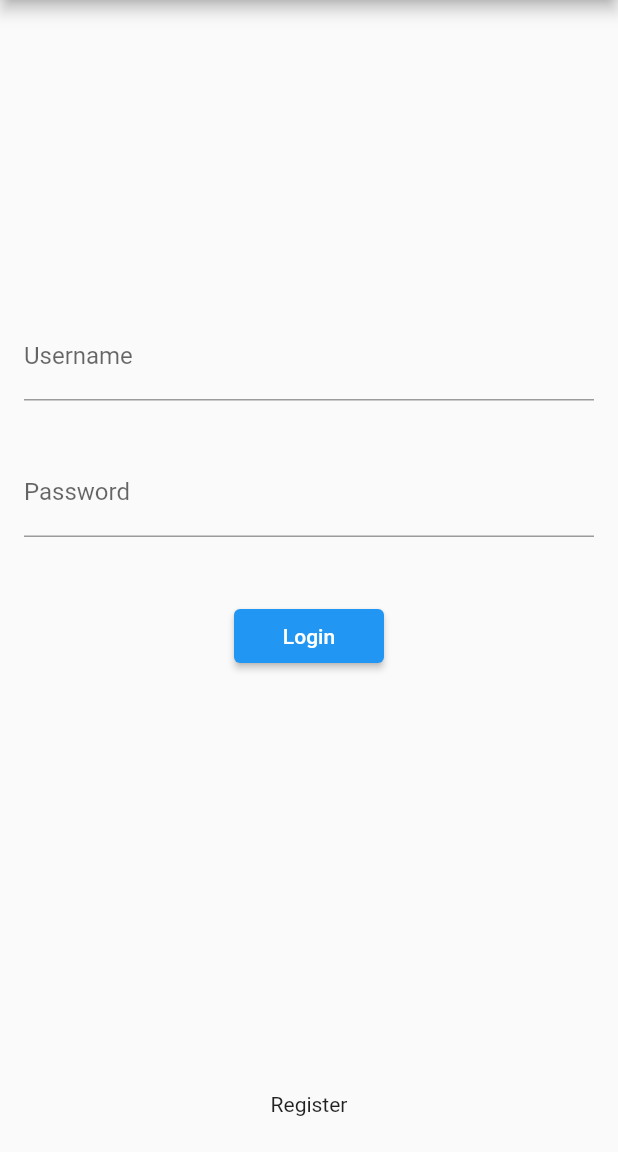
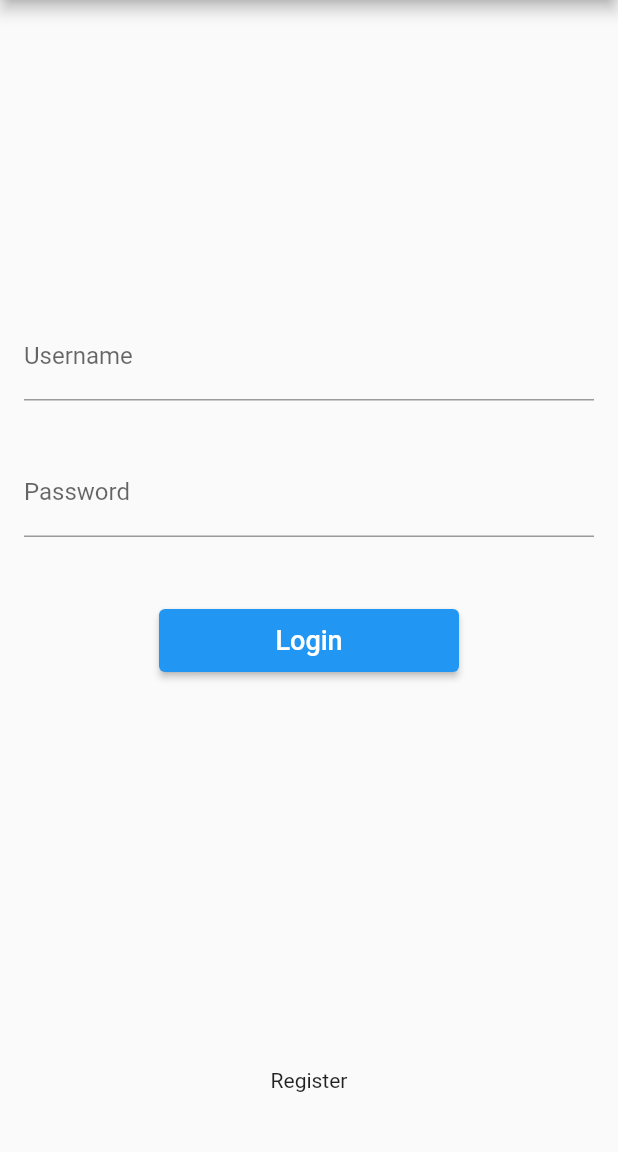
Before and after one commit to Snaflus/MobileExamFlutter_Research, a Flutter app: the RouteFirebase screen opened directly, on a phone screen of 412 x 824 dp, the part 84-1236 px from its top. Run offline on Flutter 3.47's test engine with Material 2 defaults, Android fonts, the phone set to English and light mode, and no system bars; our stand-ins replace flutter_riverpod.

Commit message:
Update route_firebase.dart

```diff
--- a/firebase_and_testing/lib/route_firebase.dart
+++ b/firebase_and_testing/lib/route_firebase.dart
@@ -53,11 +53,14 @@ class _RouteFirebaseState extends State<RouteFirebase> {
               Padding(
                 padding: const EdgeInsets.symmetric(vertical: 32),
                 child: SizedBox(
-                  width: 100,
-                  height: 36,
+                  width: 200,
+                  height: 42,
                   child: ElevatedButton(
                     onPressed: () {},
-                    child: const Text('Login'),
+                    child: const Text(
+                      'Login',
+                      style: TextStyle(fontSize: 18),
+                    ),
                   ),
                 ),
               ),
@@ -65,7 +68,7 @@ class _RouteFirebaseState extends State<RouteFirebase> {
                 child: Align(
                   alignment: FractionalOffset.bottomCenter,
                   child: Padding(
-                    padding: const EdgeInsets.symmetric(vertical: 16),
+                    padding: const EdgeInsets.symmetric(vertical: 32),
                     child: GestureDetector(
                       onTap: () {
                         //TODO: IMPLEMENT REGISTER
```
